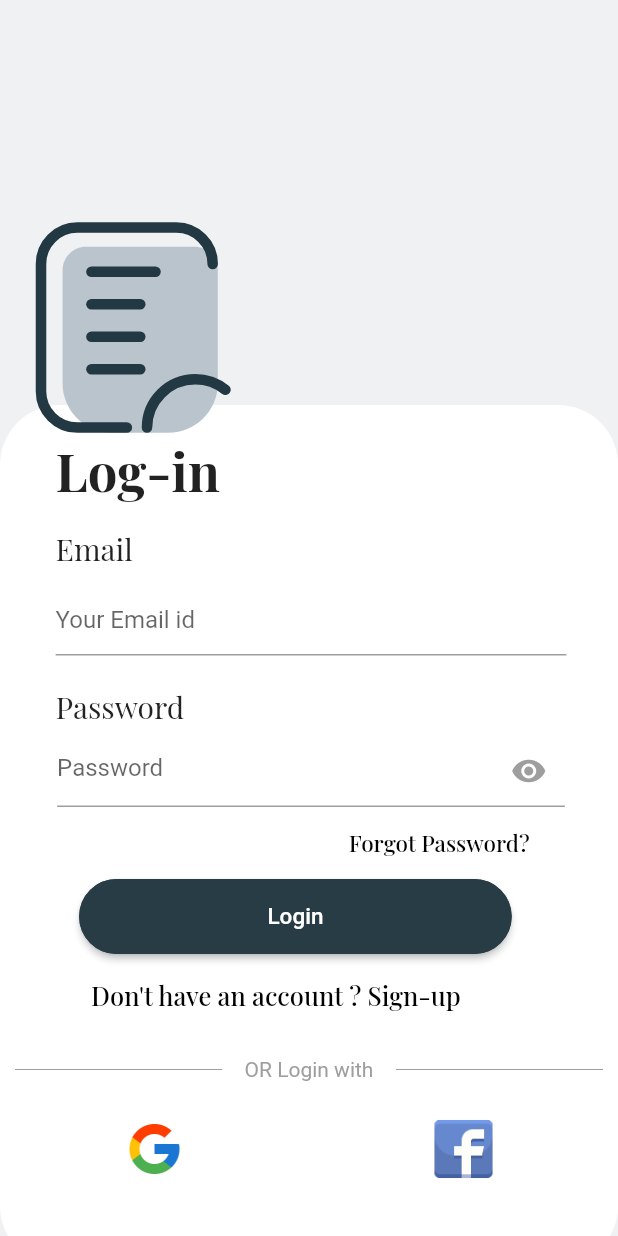
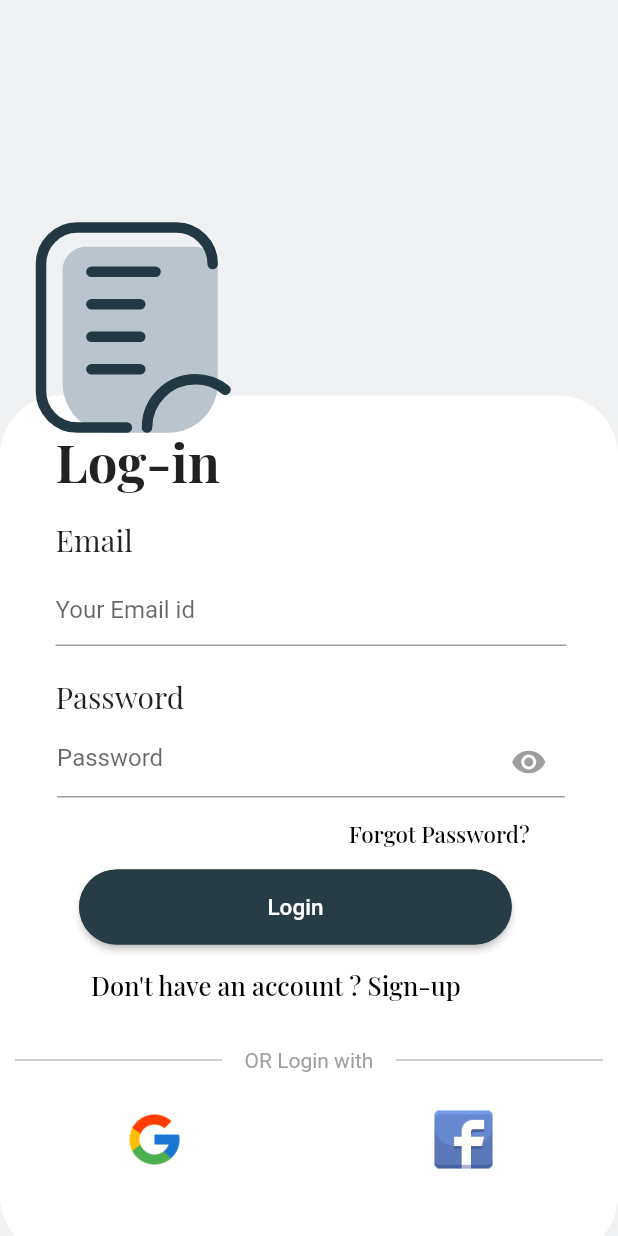
Before and after one commit to samyakjain26/NewsApp, a Flutter app: the login screen opened directly, after a tap on "Already Have an account? Login", on a phone screen of 412 x 824 dp. Run offline on Flutter 3.47's test engine with Material 2 defaults, Android fonts, the phone set to English and light mode, and no system bars; our stand-ins replace google_fonts, lottie.

Commit message:
Signin-register added

```diff
--- a/lib/Authentication/login.dart
+++ b/lib/Authentication/login.dart
@@ -24,15 +24,13 @@ class _signupState extends State<signup> {
       resizeToAvoidBottomInset: true,
       backgroundColor: Color(0xffEFF1F3),
       // resizeToAvoidBottomPadding: false,
-      body: SingleChildScrollView(
-        child: SafeArea(
+      body: SafeArea(
+        child: SingleChildScrollView(
           child: Stack(
             children: [
               Column(
                 children: [
-                  SizedBox(
-                    height: 270,
-                  ),
+                  SizedBox(height: h * 0.32),
                   Container(
                       child: Column(
                         children: [
--- a/lib/Authentication/signup.dart
+++ b/lib/Authentication/signup.dart
@@ -21,18 +21,22 @@ class _loginState extends State<login> {
     var h = MediaQuery.of(context).size.height;
     var w = MediaQuery.of(context).size.width;
     return Scaffold(
-      resizeToAvoidBottomInset: false,
-      body: Stack(
+      resizeToAvoidBottomInset: true,
+      backgroundColor: Color(0xffEFF1F3),
+      body: SingleChildScrollView(
+        child: SafeArea(
+          child: Stack(
             children: [
+              // Container(
+              //   height: 20,
+              //   color: Colors.red,
+              // ),
+              Column(
+                children: [
+                  SizedBox(height: h * 0.32),
                   Container(
-            color: Color(0xffEFF1F3),
-          ),
-          Positioned(
-              top: h / 2.8,
-              left: 0,
-              child: Container(
-                height: h / 1.5,
-                width: w,
+                    // height: h / 1.2,
+                    // width: w,
                     decoration: BoxDecoration(
                       color: Colors.white,
                       borderRadius: BorderRadius.only(
@@ -41,7 +45,7 @@ class _loginState extends State<login> {
                           topLeft: Radius.circular(40.0),
                           bottomLeft: Radius.circular(40.0)),
                     ),
-                child: ListView(
+                    child: Column(
                       children: [
                         Row(
                           children: [
@@ -144,7 +148,8 @@ class _loginState extends State<login> {
                                         border: Border(
                                           top: BorderSide(color: Colors.white),
                                           left: BorderSide(color: Colors.white),
-                                      right: BorderSide(color: Colors.white),
+                                          right:
+                                              BorderSide(color: Colors.white),
                                         )),
                                     child: TextFormField(
                                       cursorColor: Colors.black,
@@ -169,11 +174,13 @@ class _loginState extends State<login> {
                                           suffixIcon: IconButton(
                                             icon: showpass
                                                 ? Icon(
-                                                Icons.remove_red_eye_rounded,
+                                                    Icons
+                                                        .remove_red_eye_rounded,
                                                     color: Colors.grey,
                                                   )
                                                 : Icon(
-                                                Icons.remove_red_eye_rounded,
+                                                    Icons
+                                                        .remove_red_eye_rounded,
                                                     color: Colors.blue,
                                                   ),
                                             onPressed: () {
@@ -224,10 +231,11 @@ class _loginState extends State<login> {
                                           Navigator.push(
                                               context,
                                               MaterialPageRoute(
-                                              builder: (context) => signup()));
+                                                  builder: (context) =>
+                                                      signup()));
                                         },
-                                    child:
-                                        Text("Already Have an account? Login",
+                                        child: Text(
+                                            "Already Have an account? Login",
                                             style: GoogleFonts.playfairDisplay(
                                               fontSize: 17,
                                               color: Colors.black,
@@ -244,8 +252,8 @@ class _loginState extends State<login> {
                         Row(children: <Widget>[
                           Expanded(
                             child: new Container(
-                            margin:
-                                const EdgeInsets.only(left: 10.0, right: 15.0),
+                                margin: const EdgeInsets.only(
+                                    left: 10.0, right: 15.0),
                                 child: Divider(
                                   color: Colors.grey,
                                   height: 50,
@@ -257,8 +265,8 @@ class _loginState extends State<login> {
                           ),
                           Expanded(
                             child: new Container(
-                            margin:
-                                const EdgeInsets.only(left: 15.0, right: 10.0),
+                                margin: const EdgeInsets.only(
+                                    left: 15.0, right: 10.0),
                                 child: Divider(
                                   color: Colors.grey,
                                   height: 50,
@@ -286,13 +294,15 @@ class _loginState extends State<login> {
                             )
                           ],
                         ),
-                    SizedBox(height: 50)
+                        // SizedBox(height: 50)
                       ],
                     ),
-              )),
+                  ),
+                ],
+              ),
               Positioned(
                 left: 0,
-            top: h / 6.5,
+                top: h / 8.8,
                 child: Container(
                     height: 220,
                     width: 220,
@@ -300,6 +310,8 @@ class _loginState extends State<login> {
               )
             ],
           ),
+        ),
+      ),
     );
   }
 }
```
Lines whose indentation alone changed are shown as unchanged.
